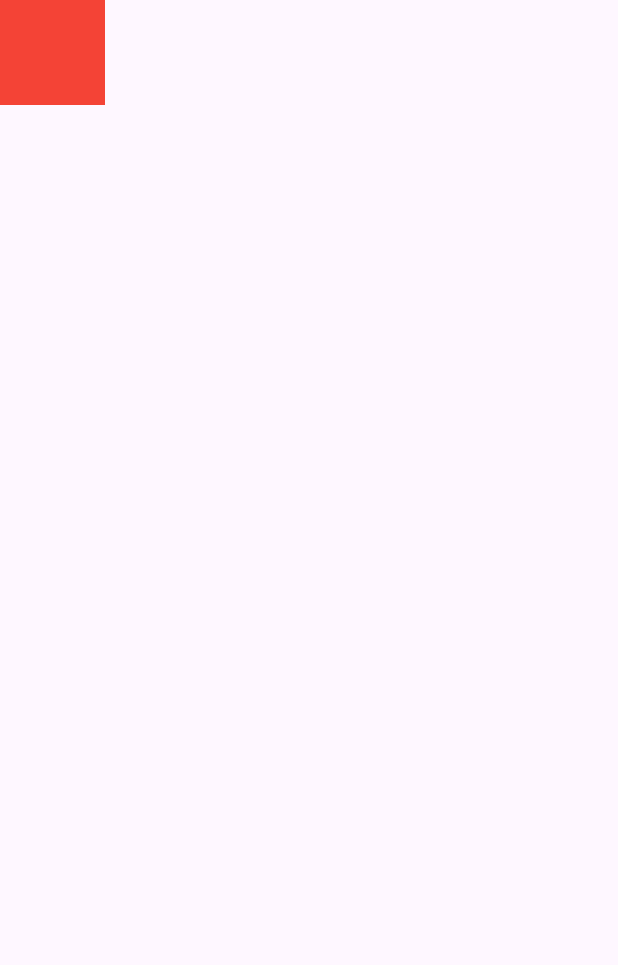
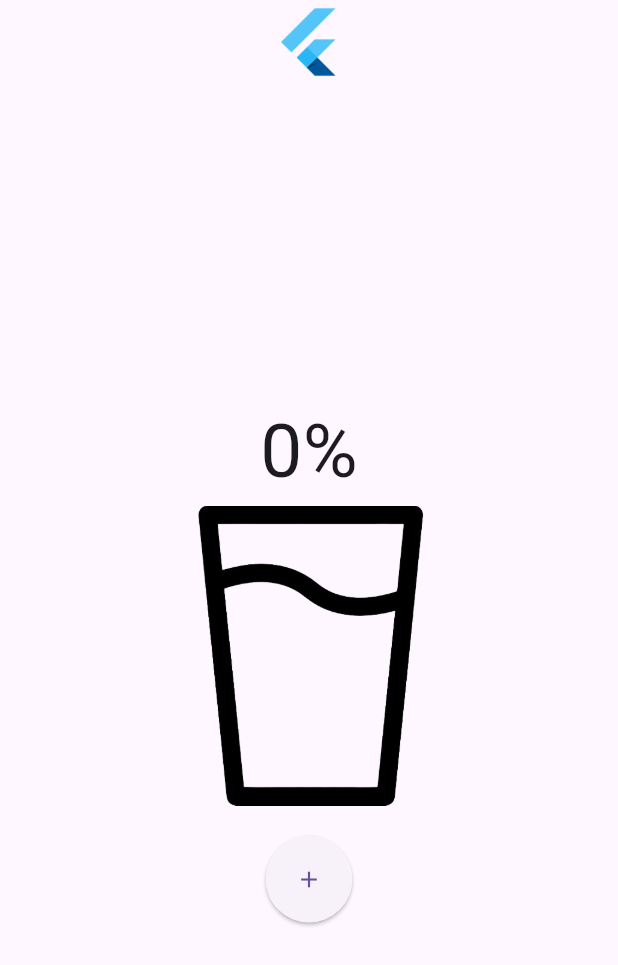
Before and after one commit to KEVINSINGH261/WaterReminderApp, a Flutter app: the HomePage screen opened directly, on a phone screen of 412 x 824 dp. Shown: the top 965 px of the screen. Run offline on Flutter 3.47's test engine with Material 3 defaults, Android fonts, the phone set to English and light mode, and no system bars.

Commit message:
v1 de la page d'accueil

```diff
--- a/lib/navigation_menu.dart
+++ b/lib/navigation_menu.dart
@@ -41,10 +41,10 @@ class _NavigationMenuState extends State<NavigationMenu> {
         ],
       ),
       body: <Widget>[
-        HomePage(),
        Container(
          color: Colors.blueAccent,
        ),
+        HomePage(),
         Container(
           color: Colors.yellow,
         ),
--- a/lib/pages/home_page.dart
+++ b/lib/pages/home_page.dart
@@ -1,22 +1,95 @@
 import 'package:flutter/material.dart';
 
-
 class HomePage extends StatefulWidget {
-  const HomePage({super.key});
-
   @override
-  State<HomePage> createState() => _HomePageState();
+  _HomePageState createState() => _HomePageState();
 }
 
 class _HomePageState extends State<HomePage> {
+  double _fillLevel = 0.0; // Niveau de remplissage initial
+  double _maxValue = 3000.0; // Valeur maximale du remplissage
+  double _incrementValue = 400.0; // Valeur d'incrémentation initiale
+
+  final TextEditingController _maxValueController = TextEditingController();
+  final TextEditingController _incrementValueController = TextEditingController();
+
+  void _incrementFillLevel() {
+    setState(() {
+      _fillLevel += _incrementValue / _maxValue; // Ajoute la quantité spécifiée au remplissage
+      if (_fillLevel > 1.0) {
+        _fillLevel = 1.0; // Limite le niveau de remplissage à 100%
+      }
+    });
+  }
+
+  void _setMaxValue() {
+    setState(() {
+      _maxValue = double.tryParse(_maxValueController.text) ?? 100.0; // Met à jour la valeur maximale
+      _fillLevel = 0.0; // Réinitialise le niveau de remplissage
+    });
+  }
+
+  void _setIncrementValue() {
+    setState(() {
+      _incrementValue = double.tryParse(_incrementValueController.text) ?? 10.0; // Met à jour la valeur d'incrémentation
+    });
+  }
+
   @override
   Widget build(BuildContext context) {
     return Scaffold(
-      body: Column(
-        children: [
-          SizedBox(child: Container(color: Colors.red, width: 70, height: 70,),)
-        ],
-
+      appBar: AppBar(
+        centerTitle: true,
+        title: Image.asset(
+          'images/img.png',
+          width: 50.0,
+          height: 50.0,
+        ),
+      ),
+      body: Center(
+        child: SingleChildScrollView(
+          padding: EdgeInsets.all(16.0),
+          child: Column(
+            mainAxisAlignment: MainAxisAlignment.center,
+            children: [
+              Text(
+                '${(_fillLevel * 100).toStringAsFixed(0)}%',
+                style: TextStyle(fontSize: 50),
+              ),
+              Stack(
+                alignment: Alignment.center, // Centrer les éléments dans le Stack
+                children: [
+                  Container(
+                    width: 150.0,
+                    height: 200.0,
+                    decoration: BoxDecoration(),
+                  ),
+                  Positioned(
+                    bottom: 0,
+                    child: Container(
+                      width: 150.0,
+                      height: 200.0 * _fillLevel,
+                      color: Colors.blue,
+                    ),
+                  ),
+                  Image.asset(
+                    'images/logo_verre.png',
+                    width: 200.0,
+                    height: 200.0,
+                    fit: BoxFit.cover,
+                  ),
+                ],
+              ),
+              SizedBox(height: 20),
+              ElevatedButton(
+                style: ElevatedButton.styleFrom(shape: CircleBorder(),
+                padding: EdgeInsets.all(20)),
+                onPressed: _incrementFillLevel,
+                child: Icon(Icons.add),
+              ),
+            ],
+          ),
+        ),
       ),
     );
   }
```
Also changed, not shown: images/logo_verre.png (added), images/logo_water_reminder.png (added).
